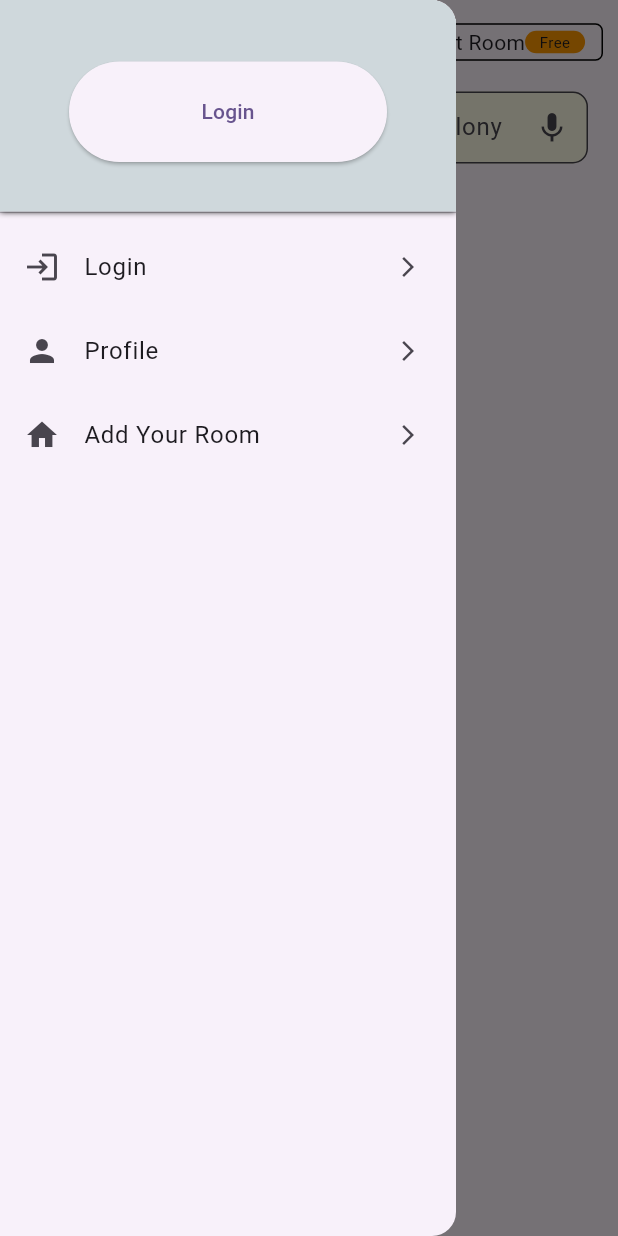
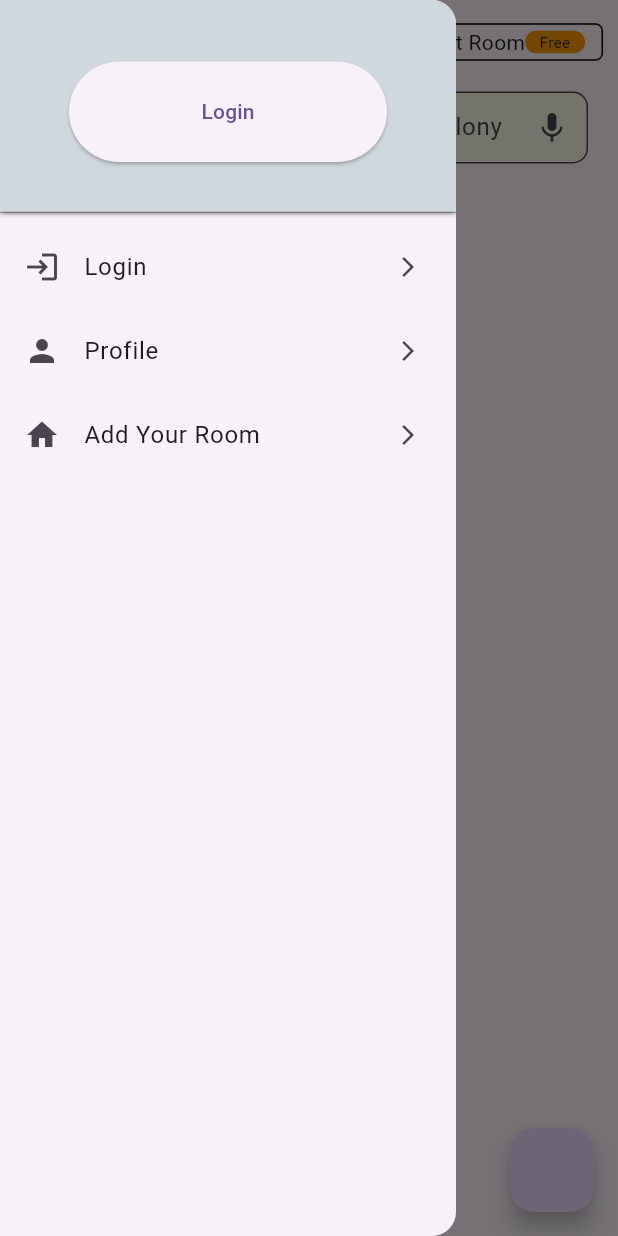
Before and after one commit to Manishs2261/PgRoomApp-Appixo-, a Flutter app: the HomeScreen screen opened by its route, with the side drawer open, on a phone screen of 412 x 824 dp. Run offline on Flutter 3.47's test engine with Material 2 defaults, Android fonts, the phone set to English and light mode, and no system bars; our stand-ins replace cached_network_image, cloud_firestore, firebase_auth, firebase_core, firebase_storage, flutter_rating_bar and 7 more; missing offline and left inert: dart:ffi, email_otp; accounts and stored records are empty; generated files the repository leaves out were written again.

Commit message:
manage code

```diff
--- a/lib/src/repositiry/auth_apis/auth_apis.dart
+++ b/lib/src/repositiry/auth_apis/auth_apis.dart
@@ -154,8 +154,6 @@ class AuthApisClass {
     }
   }
 
-  // store a user data
-
 
 
   static phoneOtpVerification() {
--- a/lib/src/view/drawer_screen/drawer_screen.dart
+++ b/lib/src/view/drawer_screen/drawer_screen.dart
@@ -1,7 +1,6 @@
 import 'package:flutter/cupertino.dart';
 import 'package:flutter/material.dart';
 import 'package:pgroom/src/repositiry/apis/apis.dart';
-
 
 import '../add_new_home/add_your_home.dart';
 import '../auth_screen/login_screen/login_screen.dart';
@@ -25,20 +24,20 @@ class DrawerScreen extends StatelessWidget {
             height: 150,
             width: double.infinity,
             child: DrawerHeader(
-              decoration: BoxDecoration(
-                  color: Colors.blueGrey.shade100,
-                  boxShadow: [BoxShadow(
+              decoration:
+                  BoxDecoration(color: Colors.blueGrey.shade100, boxShadow: [
+                BoxShadow(
                   blurRadius: 3,
                   blurStyle: BlurStyle.outer,
                   offset: Offset.zero,
-
-                  )]
-              ),
-              child: ApisClass.user.displayName == ""
+                )
+              ]),
+              child: ApisClass.user.uid == ""
                   ? Padding(
-                  padding: const EdgeInsets.only(top: 25,bottom: 25,left: 30,
-                      right: 30),
-                  child: ElevatedButton(onPressed: (){}, child: Text("Login")),
+                      padding: const EdgeInsets.only(
+                          top: 25, bottom: 25, left: 30, right: 30),
+                      child: ElevatedButton(
+                          onPressed: () {}, child: Text("Login")),
                     )
                   : Container(
                       padding: EdgeInsets.zero,
@@ -46,23 +45,47 @@ class DrawerScreen extends StatelessWidget {
                         children: [
                           Row(
                             children: [
-                          CircleAvatar(maxRadius: 30,child: Icon(Icons.person,size: 35,),),
-                          SizedBox(width: 15,),
-
+                              CircleAvatar(
+                                maxRadius: 30,
+                                child: Icon(
+                                  Icons.person,
+                                  size: 35,
+                                ),
+                              ),
+                              SizedBox(
+                                width: 15,
+                              ),
                               Expanded(
                                 child: Column(
                                   mainAxisAlignment: MainAxisAlignment.center,
                                   crossAxisAlignment: CrossAxisAlignment.start,
                                   children: [
-                                Flexible(
-                                  child: Text("${ApisClass.user.displayName}",
+                                    // in this condition
+                                    (ApisClass.user.displayName == "")
+                                        // if user is sign in Email id and password
+                                        //than show show first condition
+                                        ? Flexible(
+                                            child: Text(
+                                              "${ApisClass.userName}",
+                                              overflow: TextOverflow.ellipsis,
+                                              softWrap: false,
+                                              maxLines: 1,
+                                            ),
+                                          )
+                                        //if user is sign google email
+                                        // than  show second condition
+                                        : Flexible(
+                                            child: Text(
+                                              "${ApisClass.user.displayName}",
                                               overflow: TextOverflow.ellipsis,
                                               softWrap: false,
                                               maxLines: 1,
                                             ),
                                           ),
+                                    // in  this email both are same
                                     Flexible(
-                                  child: Text("${ApisClass.user.email}",
+                                      child: Text(
+                                        "${ApisClass.user.email}",
                                         style: TextStyle(fontSize: 12),
                                         overflow: TextOverflow.ellipsis,
                                         softWrap: false,
@@ -77,24 +100,29 @@ class DrawerScreen extends StatelessWidget {
                           Positioned(
                               bottom: 0,
                               right: 0,
-
                               child: CircleAvatar(
                                 backgroundColor: Colors.blue,
                                 radius: 13,
-                            child: Icon(Icons.edit,size: 18,color: Colors.white,),
-                          )
-                      )
+                                child: Icon(
+                                  Icons.edit,
+                                  size: 18,
+                                  color: Colors.white,
+                                ),
+                              ))
                         ],
-                  )
-              ),
+                      )),
             ),
           ),
           ListTile(
             leading: Icon(Icons.login),
-            trailing: Icon(Icons.arrow_forward_ios,size: 16,),
+            trailing: Icon(
+              Icons.arrow_forward_ios,
+              size: 16,
+            ),
             title: const Text('Login'),
             onTap: () {
-              Navigator.push(context, MaterialPageRoute(builder: (context)=> LoginScreen()));
+              Navigator.push(context,
+                  MaterialPageRoute(builder: (context) => LoginScreen()));
               print("login");
               // Update the state of the app.
               // Navigator.pop(context);
@@ -103,7 +131,10 @@ class DrawerScreen extends StatelessWidget {
           ListTile(
             leading: Icon(Icons.person),
             title: const Text('Profile'),
-            trailing: Icon(Icons.arrow_forward_ios,size: 16,),
+            trailing: Icon(
+              Icons.arrow_forward_ios,
+              size: 16,
+            ),
             onTap: () {
               // Update the state of the app.
               // ...
@@ -112,9 +143,13 @@ class DrawerScreen extends StatelessWidget {
           ListTile(
             leading: Icon(Icons.home),
             title: const Text('Add Your Room'),
-            trailing: Icon(Icons.arrow_forward_ios,size: 16,),
+            trailing: Icon(
+              Icons.arrow_forward_ios,
+              size: 16,
+            ),
             onTap: () {
-              Navigator.push(context, MaterialPageRoute(builder: (context) => AddYourHome()));
+              Navigator.push(context,
+                  MaterialPageRoute(builder: (context) => AddYourHome()));
               // Update the state of the app.
               // ...
             },
--- a/lib/src/view/home/home_screen.dart
+++ b/lib/src/view/home/home_screen.dart
@@ -28,9 +28,17 @@ class HomeScreen extends StatelessWidget {
   Widget build(BuildContext context) {
     print("home build : Home Screen 🔴");
     return Scaffold(
+      floatingActionButton: FloatingActionButton(
+        onPressed: (){
+
+          ApisClass.getAllItemData();
+
+
+        },
+      ),
       //==preferrendSize provide a maximum appbar length
       appBar: PreferredSize(
-        preferredSize: Size.fromHeight(115),
+        preferredSize: Size.fromHeight(125),
         child: SafeArea(
           child: Column(
             children: [
@@ -82,7 +90,7 @@ class HomeScreen extends StatelessWidget {
 
               //========search field code ==============
               Padding(
-                padding: const EdgeInsets.only(left: 20, right: 20,top: 5),
+                padding: const EdgeInsets.only(left: 20, right: 20,top: 5,),
                 child: TextFormField(
                   onTap: () {
 
@@ -116,7 +124,6 @@ class HomeScreen extends StatelessWidget {
       //=======list view builder code==============
       body: StreamBuilder(
           stream: ApisClass.firestore.collection('rentCollection').snapshots(),
-
 
           builder: (context, snapshot) {
             switch (snapshot.connectionState) {
--- a/lib/src/view/rent_form_screen/data_save_controller/data_save_controller.dart
+++ b/lib/src/view/rent_form_screen/data_save_controller/data_save_controller.dart
@@ -18,6 +18,7 @@ class DataSaveController extends GetxController {
   final addImageController = Get.put(AddImageController());
   final chargeAndDoorController = Get.put(AdditionalChargesController());
   final providerController = Get.put(ProvideFacilitesController());
+
 
   saveRentDetails() {
     ApisClass.rentDetailsHomeList(
@@ -119,6 +120,7 @@ class DataSaveController extends GetxController {
 
   uploadData(){
 
+
     addImageController.uploadCoverImage().then((value) {
       saveUserRentDetaitls();
 
--- a/lib/src/view/rent_form_screen/permission/permission_screen.dart
+++ b/lib/src/view/rent_form_screen/permission/permission_screen.dart
@@ -133,7 +133,6 @@ class PermissioinScreen extends StatelessWidget {
                       //call controller method
                       saveController.uploadData();
 
-
                     },
                     child: Obx(
                       () => (controller.loading.value)
--- a/lib/src/view/search/search.dart
+++ b/lib/src/view/search/search.dart
@@ -15,11 +15,10 @@ class SearchScreen extends StatefulWidget {
 class _SearchScreenState extends State<SearchScreen> {
 
 
-
   @override
   Widget build(BuildContext context) {
     print("Build Screen => Search Screen 🔴");
-    print(ApisClass.getAllDataItem());
+
 
     return Scaffold(
       appBar: AppBar(),
```
Also changed, not shown: lib/src/repositiry/apis/apis.dart (+53 -10 lines), lib/src/view/auth_screen/sing_in_screen/sing_in_screen.dart (+19 -2 lines). Lines whose indentation alone changed are shown as unchanged.
